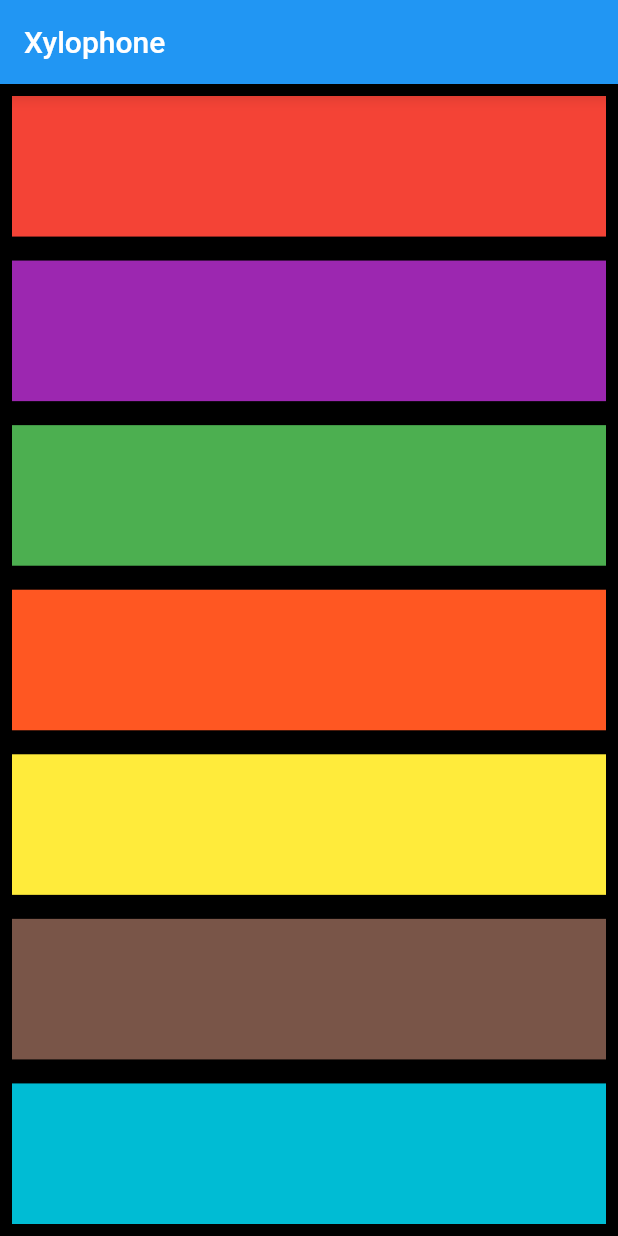
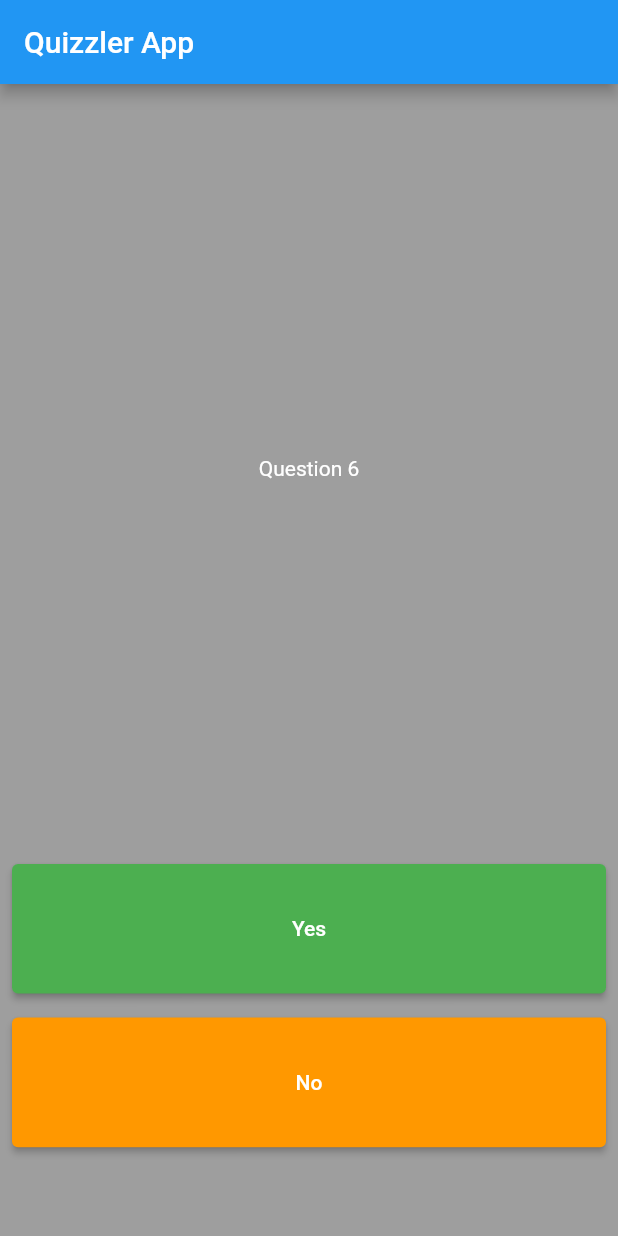
Before and after one commit to rajatdroid/fluter_angelayu, a Flutter app: the screen it shows after launch, on a phone screen of 412 x 824 dp. Run offline on Flutter 3.47's test engine with Material 2 defaults, Android fonts, the phone set to English and light mode, and no system bars; our stand-ins replace audioplayers.

Commit message:
Implemented Quizzer game

```diff
--- a/lib/_quizzler.dart
+++ b/lib/_quizzler.dart
@@ -0,0 +1,138 @@
+
+import 'dart:math';
+
+import 'package:flutter/material.dart';
+import 'package:flutter/rendering.dart';
+
+class QuizllerApp extends StatelessWidget {
+  const QuizllerApp({Key? key}) : super(key: key);
+
+  @override
+  Widget build(BuildContext context) {
+    return MaterialApp(
+      home: QuizllerScaffold(),
+    );
+  }
+}
+
+class QuizllerScaffold extends StatelessWidget {
+  const QuizllerScaffold({Key? key}) : super(key: key);
+
+  @override
+  Widget build(BuildContext context) {
+    return Scaffold(
+      appBar: AppBar(
+        title: Text('Quizzler App'),
+      ),
+      backgroundColor: Colors.grey,
+      body : QuizzlerBody(),
+    );
+  }
+}
+
+class QuizzlerBody extends StatefulWidget {
+  const QuizzlerBody({Key? key}) : super(key: key);
+
+  @override
+  _QuizzlerBodyState createState() => _QuizzlerBodyState();
+}
+
+class _QuizzlerBodyState extends State<QuizzlerBody> {
+
+  List<bool> answers = [];
+
+  @override
+  Widget build(BuildContext context) {
+    return Column(
+      mainAxisSize: MainAxisSize.max,
+      crossAxisAlignment: CrossAxisAlignment.stretch,
+      children: [
+        Expanded(
+          flex: 10,
+          child: Container(
+            padding: EdgeInsets.all(20),
+            alignment: Alignment.center,
+            child: Text(getRandomQuestion(),
+            style: TextStyle(
+              color: Colors.white
+            ),
+            ),
+          ),
+        ),
+
+        Expanded(
+          flex: 2,
+          child: Padding(
+            padding: const EdgeInsets.all(8.0),
+            child: ElevatedButton(onPressed:
+                (){
+              setState(() {
+                if(answers.length == 7){
+                  answers = [];
+                }
+                answers.add(true);
+              });
+              debugPrint('Yes Pressed');
+            }, child: Text('Yes'),
+              style: ButtonStyle(
+                backgroundColor: MaterialStateProperty.all(Colors.green),
+              ),
+            ),
+          ),
+        ),
+
+        Expanded(
+          flex: 2,
+          child: Padding(
+            padding: const EdgeInsets.all(8.0),
+            child: ElevatedButton(onPressed:
+                (){
+                  setState(() {
+                    if(answers.length == 7){
+                      answers = [];
+                    }
+                    answers.add(false);
+                  });
+            }, child: Text('No'),
+              style: ButtonStyle(
+                backgroundColor: MaterialStateProperty.all(Colors.orange),
+              ),
+            ),
+          ),
+        ),
+
+        Expanded(
+          flex: 1,
+          child: Row(
+            children:
+              getScoreKeeper(answers),
+          ),
+        ),
+
+
+      ],
+    );
+  }
+}
+
+List<String> getQuestions() =>
+    ['Question 1',
+    'Question 2',
+    'Question 3',
+    'Question 4',
+    'Question 5',
+    'Question 6',
+    'Question 7'];
+
+
+
+String getRandomQuestion() {
+  return getQuestions()[Random().nextInt(6)+1];
+}
+
+List<Icon> getScoreKeeper(List<bool> answers){
+  List<Icon> iconList = [];
+  answers.map((e) => iconList.add(e ? Icon(Icons.check, color: Colors.white,) :
+      Icon(Icons.cancel, color: Colors.white,))).toList();
+  return iconList;
+}
--- a/lib/main.dart
+++ b/lib/main.dart
@@ -2,6 +2,7 @@ import 'package:flutter/material.dart';
 import 'package:iampoor/_ask_me_anything.dart';
 import 'package:iampoor/_dicewidget.dart';
 import 'package:iampoor/_manualimagegrid.dart';
+import 'package:iampoor/_quizzler.dart';
 import 'package:iampoor/_visitingcard.dart';
 import 'package:iampoor/_visitingcard_by_angelayu.dart';
 import 'package:iampoor/_xylophoneapp.dart';
@@ -19,7 +20,8 @@ void main() {
   //runApp(ImageGridWidget());
   //runApp(DiceApp());
   //runApp(AskMeAnything());
-  runApp(XylophoneApp());
+  //runApp(XylophoneApp());
+  runApp(QuizllerApp());
 }
 
 class IamPoor extends StatelessWidget {
```
